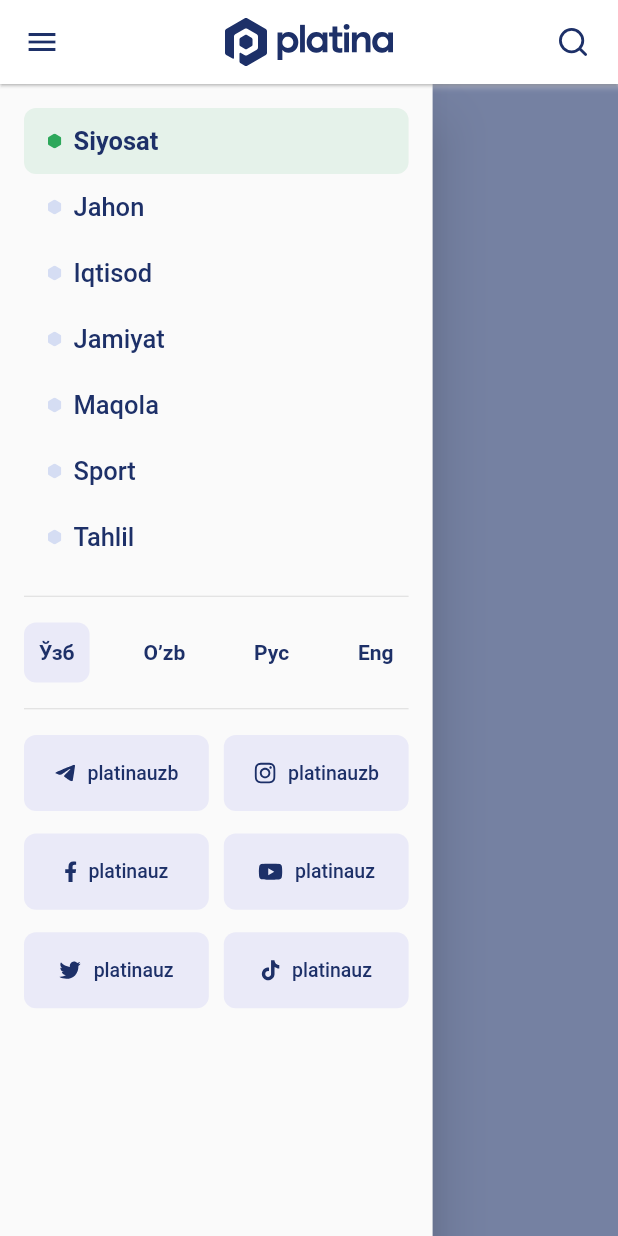
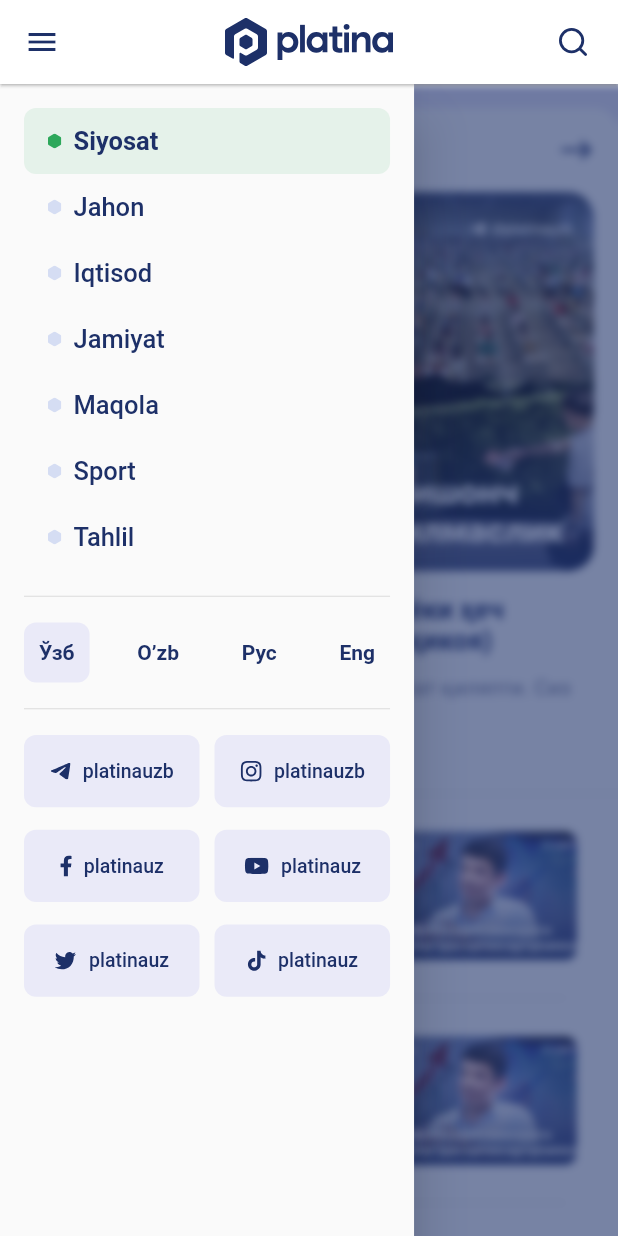
Before and after one commit to Sanjarbek17/task_platina_mobile, a Flutter app: the screen it shows after launch, after a tap on the "menu" icon, on a phone screen of 412 x 824 dp. Run offline on Flutter 3.47's test engine with Material 2 defaults, Android fonts, the phone set to English and light mode, and no system bars; our stand-ins replace carousel_slider, flutter_svg; Roboto replaces fonts that are missing (SF Pro Display).

Commit message:
90 percent ui done

```diff
--- a/lib/constants/color_constants.dart
+++ b/lib/constants/color_constants.dart
@@ -1,7 +1,10 @@
 import 'package:flutter/material.dart';
 
 const Color blue = Color(0xFF1D3068);
+const Color blue10 = Color(0xFF737C98);
+
 const Color bg = Color(0xFFEAEAF8);
+
 
 const Color iqtisod = Color(0xFFA940FF);
 const Color iqtisod10 = Color(0x1AA940FF);
--- a/lib/pages/home_page.dart
+++ b/lib/pages/home_page.dart
@@ -3,6 +3,10 @@
 import 'package:flutter/material.dart';
 import 'package:flutter_svg/svg.dart';
 
+import '../constants/color_constants.dart';
+import '../widgets/articles.dart';
+import '../widgets/author_news.dart';
+import '../widgets/news_catalog.dart';
 import 'open_drawer.dart';
 
 class MyHomePage extends StatelessWidget {
@@ -26,19 +30,24 @@
         drawer: BackdropFilter(
           filter: ImageFilter.blur(sigmaX: 3, sigmaY: 3),
           child: Drawer(
-            width: MediaQuery.of(context).size.width * 0.7,
+            width: MediaQuery.of(context).size.width * 0.67,
             child: const DrawerChild(),
           ),
         ),
-        body: const Column(
-          children: [
-            Center(
-              child: Text(
-                'Hello, world!',
-                style: TextStyle(fontSize: 24),
-              ),
-            ),
-          ],
+        backgroundColor: bg,
+        body: const SingleChildScrollView(
+          child: Column(
+            children: [
+              SizedBox(height: 16),
+              NewsCatalog(),
+              SizedBox(height: 16),
+              AuthorNews(),
+              SizedBox(height: 16),
+              Articles(),
+              SizedBox(height: 16),
+              NewsCatalog(),
+            ],
+          ),
         ),
       ),
     );
--- /dev/null
+++ b/lib/widgets/articles.dart
@@ -0,0 +1,29 @@
+
+import 'package:flutter/material.dart';
+
+import 'big_card/big_card3.dart';
+import 'template_category.dart';
+
+class Articles extends StatelessWidget {
+  const Articles({
+    super.key,
+  });
+
+  @override
+  Widget build(BuildContext context) {
+    return TemplateCategory(
+      // TODO: localize this text
+      text: 'Мақолалар',
+      child: ListView.separated(
+        shrinkWrap: true,
+        physics: const NeverScrollableScrollPhysics(),
+        itemCount: 3,
+        itemBuilder: (context, index) => const BigCard3(),
+        separatorBuilder: (context, index) => const Padding(
+          padding: EdgeInsets.symmetric(horizontal: 16.0),
+          child: Divider(height: 35),
+        ),
+      ),
+    );
+  }
+}
--- /dev/null
+++ b/lib/widgets/author_news.dart
@@ -0,0 +1,34 @@
+import 'package:carousel_slider/carousel_slider.dart';
+import 'package:flutter/material.dart';
+
+import 'big_card/big_card2.dart';
+import 'template_category.dart';
+
+class AuthorNews extends StatelessWidget {
+  const AuthorNews({
+    super.key,
+  });
+
+  @override
+  Widget build(BuildContext context) {
+    return TemplateCategory(
+      text: 'Муҳаррир танлови',
+      child: Padding(
+        padding: const EdgeInsets.symmetric(horizontal: 8.0),
+        child: CarouselSlider(
+          items: const [
+            BigCard2(),
+            BigCard2(),
+            BigCard2(),
+          ],
+          options: CarouselOptions(
+            height: 310,
+            viewportFraction: 0.8,
+            padEnds: false,
+            enableInfiniteScroll: false,
+          ),
+        ),
+      ),
+    );
+  }
+}
--- /dev/null
+++ b/lib/widgets/big_card/big_card.dart
@@ -0,0 +1,49 @@
+import 'package:flutter/material.dart';
+import 'package:task_platina_mobile/widgets/time_widget.dart';
+
+import '../../constants/color_constants.dart';
+
+class BigCard extends StatelessWidget {
+  const BigCard({super.key});
+
+  @override
+  Widget build(BuildContext context) {
+    return Padding(
+      padding: const EdgeInsets.symmetric(horizontal: 16.0),
+      child: Column(
+        mainAxisSize: MainAxisSize.min,
+        children: [
+          Column(
+            crossAxisAlignment: CrossAxisAlignment.start,
+            mainAxisSize: MainAxisSize.min,
+            children: [
+              ClipRRect(
+                borderRadius: BorderRadius.circular(16),
+                child: Image.asset(
+                  'assets/images/first_image.png',
+                  width: MediaQuery.of(context).size.width - 32,
+                  fit: BoxFit.cover,
+                ),
+              ),
+              const SizedBox(height: 15),
+              const Text('Қўрқув, ҳаяжон, ўзига ишонч ёки ҳеч нарсани ҳис қилмаслик (фотоҳикоя)', style: TextStyle(color: blue, fontSize: 18, fontFamily: 'SF Pro Display', fontWeight: FontWeight.w700)),
+              const SizedBox(height: 10),
+              const Text('Ўйлайман, шу ёшида илм олишга ҳаракат қиляпти. Сиз эса вақт ўтиб кетди, деб', style: TextStyle(color: blue10, fontSize: 14, fontFamily: 'SF Pro Display', fontWeight: FontWeight.w400, height: 1.43)),
+              // TextButton(
+              //   onPressed: () {},
+              //   style: ButtonStyle(
+              //     padding: MaterialStateProperty.all(const EdgeInsets.symmetric(horizontal: 0)),
+              //     overlayColor: MaterialStateProperty.all(Colors.transparent),
+              //   ),
+              //   // TODO: localize this text
+              //   child: const Text('давомини ўқиш', style: TextStyle(color: Color(0xFF0066CC), fontSize: 14, fontFamily: 'SF Pro Display', fontWeight: FontWeight.w400, height: 1.43)),
+              // ),
+              const SizedBox(height: 10),
+              const TimeWidget(),
+            ],
+          )
+        ],
+      ),
+    );
+  }
+}
--- /dev/null
+++ b/lib/widgets/big_card/big_card2.dart
@@ -0,0 +1,38 @@
+import 'package:flutter/material.dart';
+import 'package:task_platina_mobile/widgets/time_widget.dart';
+
+import '../../constants/color_constants.dart';
+
+class BigCard2 extends StatelessWidget {
+  const BigCard2({super.key});
+
+  @override
+  Widget build(BuildContext context) {
+    return Container(
+      margin: const EdgeInsets.only(left: 8.0, right: 8.0),
+      child: Column(
+        mainAxisSize: MainAxisSize.min,
+        children: [
+          Column(
+            crossAxisAlignment: CrossAxisAlignment.start,
+            mainAxisSize: MainAxisSize.min,
+            children: [
+              ClipRRect(
+                borderRadius: BorderRadius.circular(16),
+                child: Image.asset(
+                  'assets/images/first_image.png',
+                  // width: MediaQuery.of(context).size.width - 32,
+                  fit: BoxFit.fitHeight,
+                ),
+              ),
+              const SizedBox(height: 15),
+              const Text('Қўрқув, ҳаяжон, ўзига ишонч ёки ҳеч нарсани ҳис қилмаслик (фотоҳикоя)', style: TextStyle(color: blue, fontSize: 18, fontFamily: 'SF Pro Display', fontWeight: FontWeight.w700)),
+              const SizedBox(height: 10),
+              const TimeWidget(),
+            ],
+          )
+        ],
+      ),
+    );
+  }
+}
--- /dev/null
+++ b/lib/widgets/big_card/big_card3.dart
@@ -0,0 +1,40 @@
+import 'package:flutter/material.dart';
+
+import '../../constants/color_constants.dart';
+
+class BigCard3 extends StatelessWidget {
+  final bool isNews;
+
+  const BigCard3({
+    super.key,
+    this.isNews = false,
+  });
+
+  @override
+  Widget build(BuildContext context) {
+    return Padding(
+      padding: const EdgeInsets.only(left: 16.0),
+      child: Column(
+        mainAxisSize: MainAxisSize.min,
+        children: [
+          Column(
+            crossAxisAlignment: CrossAxisAlignment.start,
+            mainAxisSize: MainAxisSize.min,
+            children: [
+              ClipRRect(
+                borderRadius: BorderRadius.circular(16),
+                child: Image.asset(
+                  'assets/images/first_image.png',
+                  width: MediaQuery.of(context).size.width - 32,
+                  fit: BoxFit.cover,
+                ),
+              ),
+              const SizedBox(height: 15),
+              const Text('Қўрқув, ҳаяжон, ўзига ишонч ёки ҳеч нарсани ҳис қилмаслик (фотоҳикоя)', style: TextStyle(color: blue, fontSize: 18, fontFamily: 'SF Pro Display', fontWeight: FontWeight.w700)),
+            ],
+          )
+        ],
+      ),
+    );
+  }
+}
--- /dev/null
+++ b/lib/widgets/news_catalog.dart
@@ -0,0 +1,32 @@
+import 'package:flutter/material.dart';
+
+import 'big_card/big_card.dart';
+import 'small_card.dart';
+import 'template_category.dart';
+
+class NewsCatalog extends StatelessWidget {
+  const NewsCatalog({
+    super.key,
+  });
+
+  @override
+  Widget build(BuildContext context) {
+    return TemplateCategory(
+      // TODO: localize this text
+      text: 'Муҳим янгиликлар',
+      child: Column(
+        children: [
+          const BigCard(),
+          const Divider(height: 35),
+          ListView.separated(
+            itemBuilder: (context, index) => const SmallCard(),
+            separatorBuilder: (context, index) => const Padding(padding: EdgeInsets.symmetric(horizontal: 35.0), child: Divider(height: 35)),
+            itemCount: 4,
+            shrinkWrap: true,
+            physics: const NeverScrollableScrollPhysics(),
+          ),
+        ],
+      ),
+    );
+  }
+}
--- /dev/null
+++ b/lib/widgets/small_card.dart
@@ -0,0 +1,42 @@
+import 'package:flutter/material.dart';
+import 'package:task_platina_mobile/widgets/time_widget.dart';
+
+class SmallCard extends StatelessWidget {
+  const SmallCard({
+    super.key,
+  });
+
+  @override
+  Widget build(BuildContext context) {
+    return Padding(
+      padding: const EdgeInsets.symmetric(horizontal: 16.0),
+      child: Row(
+        children: [
+          const Expanded(
+            flex: 6,
+            child: Column(
+              crossAxisAlignment: CrossAxisAlignment.start,
+              children: [
+                Text(
+                  'Иқтисодиётимиздаги “саратон”дан қачон қутуламиз?',
+                  style: TextStyle(
+                    color: Color(0xFF1D3068),
+                    fontSize: 16,
+                    fontFamily: 'SF Pro Display',
+                    fontWeight: FontWeight.w700,
+                  ),
+                ),
+                SizedBox(height: 10),
+                TimeWidget(),
+              ],
+            ),
+          ),
+          Expanded(
+            flex: 4,
+            child: Image.asset('assets/images/second_image.png'),
+          )
+        ],
+      ),
+    );
+  }
+}
--- /dev/null
+++ b/lib/widgets/template_category.dart
@@ -0,0 +1,41 @@
+import 'package:flutter/material.dart';
+import 'package:flutter_svg/svg.dart';
+
+import '../constants/color_constants.dart';
+
+class TemplateCategory extends StatelessWidget {
+  final String text;
+  final Widget child;
+
+  const TemplateCategory({
+    super.key,
+    required this.text,
+    required this.child,
+  });
+
+  @override
+  Widget build(BuildContext context) {
+    return Container(
+      padding: const EdgeInsets.symmetric(vertical: 16.0),
+      decoration: ShapeDecoration(color: Colors.white, shape: RoundedRectangleBorder(borderRadius: BorderRadius.circular(16))),
+      child: Column(
+        children: [
+          Padding(
+            padding: const EdgeInsets.symmetric(horizontal: 16.0),
+            child: Row(
+              children: [
+                SvgPicture.asset('assets/images/bullet_icon.svg', color: blue),
+                const SizedBox(width: 8),
+                Text(text, style: TextStyle(color: Color(0xFF1D3068), fontSize: 18, fontFamily: 'SF Pro Display', fontWeight: FontWeight.w700)),
+                const Spacer(),
+                SvgPicture.asset('assets/images/arrow_left.svg', color: blue),
+              ],
+            ),
+          ),
+          const SizedBox(height: 16),
+          child,
+        ],
+      ),
+    );
+  }
+}
--- /dev/null
+++ b/lib/widgets/time_widget.dart
@@ -0,0 +1,24 @@
+
+import 'package:flutter/cupertino.dart';
+
+import '../constants/color_constants.dart';
+
+class TimeWidget extends StatelessWidget {
+  const TimeWidget({
+    super.key,
+  });
+
+  @override
+  Widget build(BuildContext context) {
+    return const Row(
+      mainAxisSize: MainAxisSize.min,
+      children: [
+        // TODO: localize this text
+        Text('Жамият', style: TextStyle(color: jamiyat, fontSize: 12, fontFamily: 'SF Pro Display', fontWeight: FontWeight.w500)),
+        SizedBox(width: 14),
+        // TODO: localize this text
+        Text('20 дақиқа аввал', style: TextStyle(color: Color(0xFFA9AABC), fontSize: 12, fontFamily: 'SF Pro Display', fontWeight: FontWeight.w500)),
+      ],
+    );
+  }
+}
--- a/pubspec.yaml
+++ b/pubspec.yaml
@@ -36,6 +36,7 @@
   # Use with the CupertinoIcons class for iOS style icons.
   cupertino_icons: ^1.0.2
   flutter_svg: ^2.0.7
+  carousel_slider: ^4.2.1
 
 dev_dependencies:
   flutter_test:
```
Also changed, not shown: assets/images/arrow_left.svg (added), assets/images/first_image.png (added), assets/images/second_image.png (added), pubspec.lock.
